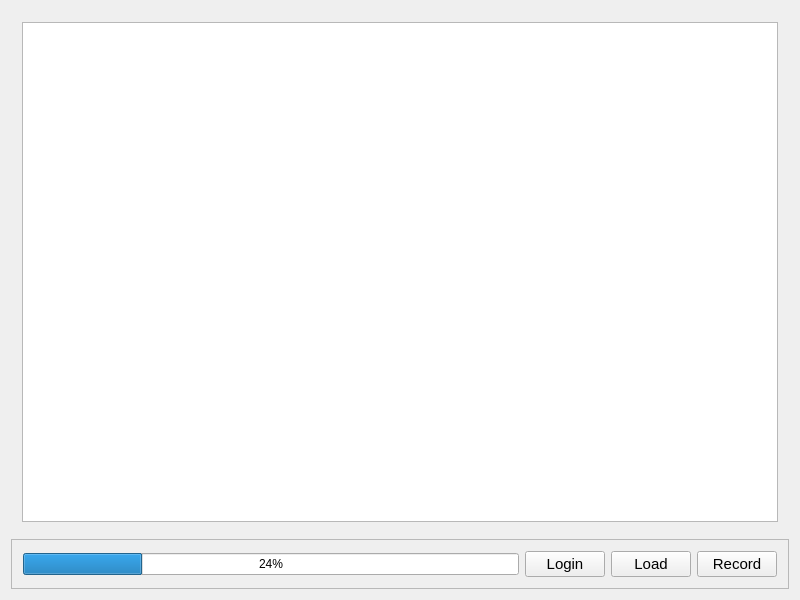
Qt form voice_lock/gui/mainwindow.ui (Yozh2/voice_lock) before a commit.
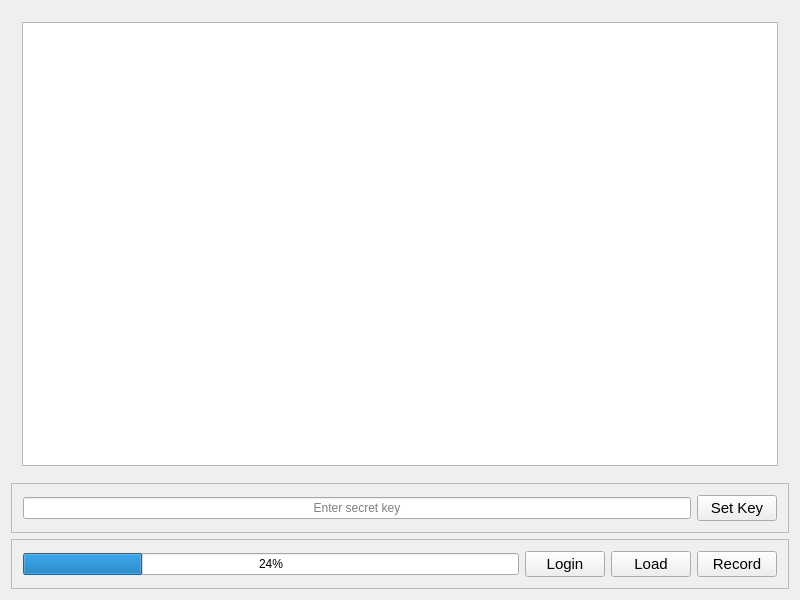
The same form after that commit.

The edit to the form file:
```diff
--- a/voice_lock/gui/mainwindow.ui
+++ b/voice_lock/gui/mainwindow.ui
@@ -82,6 +82,58 @@
       </layout>
      </widget>
     </item>
+    <item>
+     <widget class="QFrame" name="key_panel">
+      <property name="frameShape">
+       <enum>QFrame::StyledPanel</enum>
+      </property>
+      <property name="frameShadow">
+       <enum>QFrame::Raised</enum>
+      </property>
+      <layout class="QHBoxLayout" name="horizontalLayout_4">
+       <item>
+        <widget class="QLineEdit" name="key_line_edit">
+         <property name="alignment">
+          <set>Qt::AlignCenter</set>
+         </property>
+         <property name="placeholderText">
+          <string>Enter secret key</string>
+         </property>
+        </widget>
+       </item>
+       <item>
+        <widget class="QPushButton" name="set_key_button">
+         <property name="sizePolicy">
+          <sizepolicy hsizetype="Maximum" vsizetype="Fixed">
+           <horstretch>0</horstretch>
+           <verstretch>0</verstretch>
+          </sizepolicy>
+         </property>
+         <property name="minimumSize">
+          <size>
+           <width>0</width>
+           <height>0</height>
+          </size>
+         </property>
+         <property name="maximumSize">
+          <size>
+           <width>16777215</width>
+           <height>37</height>
+          </size>
+         </property>
+         <property name="font">
+          <font>
+           <pointsize>11</pointsize>
+          </font>
+         </property>
+         <property name="text">
+          <string>Set Key</string>
+         </property>
+        </widget>
+       </item>
+      </layout>
+     </widget>
+    </item>
     <item>
      <widget class="QFrame" name="controls">
       <property name="frameShape">
```
Left out of the diff: 2 changed lines with no effect on the pictures.
